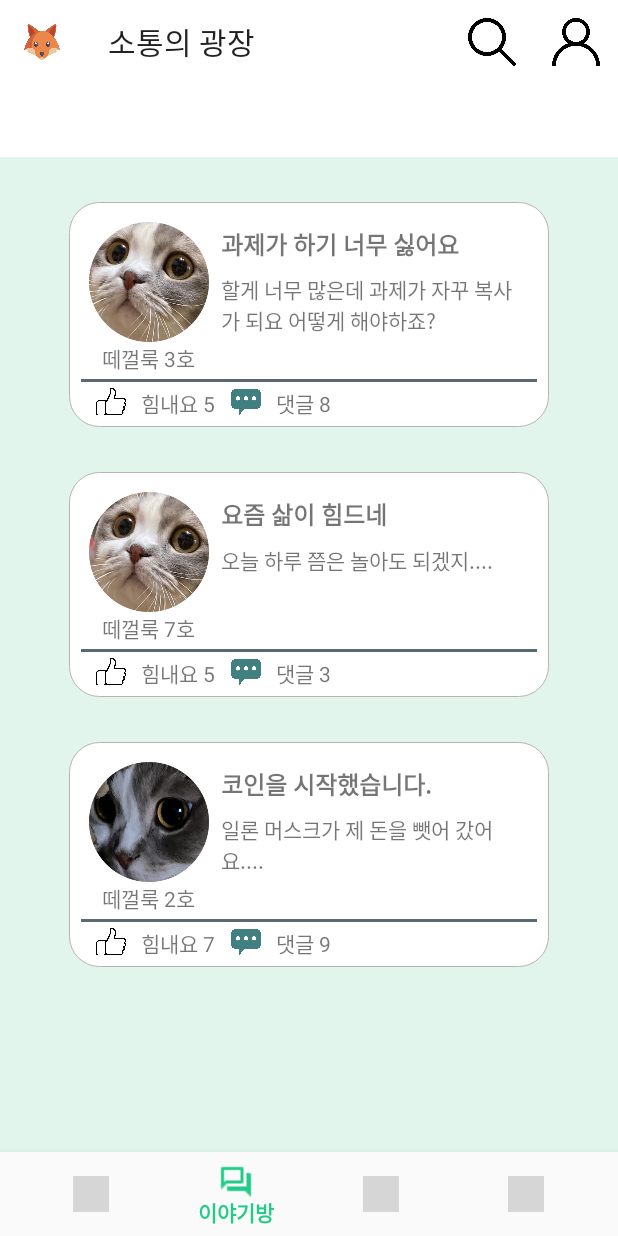
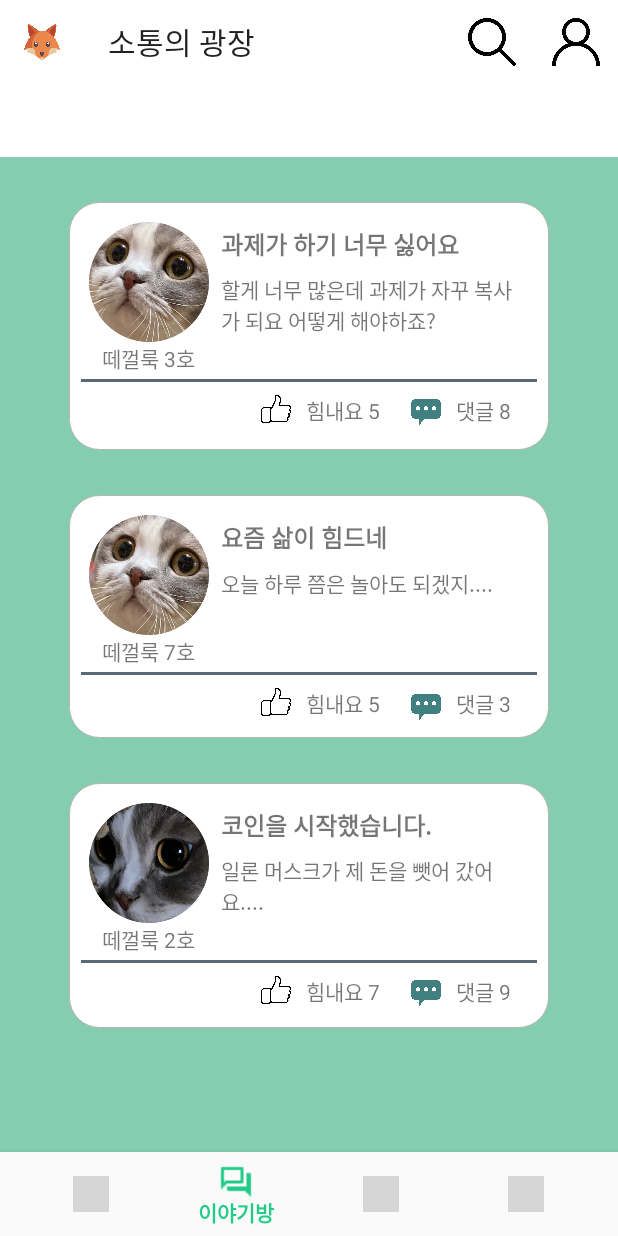
Before and after one commit to anmyeondo/MindVaccine-Demo, an Android app: the screen it shows after launch (MainActivity), item 2 of the bottom bar chosen, on a phone screen of 412 x 824 dp. Run offline under Robolectric (Android 15) with nearby library versions, the phone set to English and light mode, and no system bars; grey boxes are pictures that could not be loaded.

Commit message:
Chatting UI update

```diff
--- a/app/src/main/res/layout/fragment_chatting.xml
+++ b/app/src/main/res/layout/fragment_chatting.xml
@@ -31,14 +31,14 @@
         android:id="@+id/main"
         android:layout_width="match_parent"
         android:layout_height="675dp"
-        android:background="#63B4E4D1"
+        android:background="#85CDB0"
         android:orientation="vertical"
         app:layout_constraintTop_toTopOf="parent">
 
         <FrameLayout
             android:id="@+id/feed1"
             android:layout_width="320dp"
-            android:layout_height="150dp"
+            android:layout_height="165dp"
             android:layout_gravity="center"
             android:layout_marginTop="30dp"
             android:background="@layout/chatting_feed"
@@ -87,29 +87,29 @@
             <ImageView
                 android:layout_width="20dp"
                 android:layout_height="20dp"
-                android:layout_marginLeft="10dp"
-                android:layout_marginTop="115dp"
+                android:layout_marginLeft="120dp"
+                android:layout_marginTop="120dp"
                 app:srcCompat="@drawable/like" />
 
             <TextView
                 android:layout_width="wrap_content"
                 android:layout_height="wrap_content"
-                android:layout_marginLeft="40dp"
-                android:layout_marginTop="115dp"
+                android:layout_marginLeft="150dp"
+                android:layout_marginTop="120dp"
                 android:text="힘내요 5" />
 
             <ImageView
                 android:layout_width="20dp"
                 android:layout_height="20dp"
-                android:layout_marginLeft="100dp"
-                android:layout_marginTop="115dp"
+                android:layout_marginLeft="220dp"
+                android:layout_marginTop="122dp"
                 app:srcCompat="@drawable/sb2" />
 
             <TextView
                 android:layout_width="wrap_content"
                 android:layout_height="wrap_content"
-                android:layout_marginLeft="130dp"
-                android:layout_marginTop="115dp"
+                android:layout_marginLeft="250dp"
+                android:layout_marginTop="120dp"
                 android:text="댓글 8" />
 
         </FrameLayout>
@@ -117,7 +117,7 @@
         <FrameLayout
             android:id="@+id/feed2"
             android:layout_width="320dp"
-            android:layout_height="150dp"
+            android:layout_height="162dp"
             android:layout_gravity="center"
             android:layout_marginTop="30dp"
             android:background="@layout/chatting_feed"
@@ -165,29 +165,29 @@
             <ImageView
                 android:layout_width="20dp"
                 android:layout_height="20dp"
-                android:layout_marginLeft="10dp"
-                android:layout_marginTop="115dp"
+                android:layout_marginLeft="120dp"
+                android:layout_marginTop="120dp"
                 app:srcCompat="@drawable/like" />
 
             <TextView
                 android:layout_width="wrap_content"
                 android:layout_height="wrap_content"
-                android:layout_marginLeft="40dp"
-                android:layout_marginTop="115dp"
+                android:layout_marginLeft="150dp"
+                android:layout_marginTop="120dp"
                 android:text="힘내요 5" />
 
             <ImageView
                 android:layout_width="20dp"
                 android:layout_height="20dp"
-                android:layout_marginLeft="100dp"
-                android:layout_marginTop="115dp"
+                android:layout_marginLeft="220dp"
+                android:layout_marginTop="123dp"
                 app:srcCompat="@drawable/sb2" />
 
             <TextView
                 android:layout_width="wrap_content"
                 android:layout_height="wrap_content"
-                android:layout_marginLeft="130dp"
-                android:layout_marginTop="115dp"
+                android:layout_marginLeft="250dp"
+                android:layout_marginTop="120dp"
                 android:text="댓글 3" />
 
         </FrameLayout>
@@ -195,7 +195,7 @@
         <FrameLayout
             android:id="@+id/feed3"
             android:layout_width="320dp"
-            android:layout_height="150dp"
+            android:layout_height="163dp"
             android:layout_gravity="center"
             android:layout_marginTop="30dp"
             android:background="@layout/chatting_feed"
@@ -243,29 +243,29 @@
             <ImageView
                 android:layout_width="20dp"
                 android:layout_height="20dp"
-                android:layout_marginLeft="10dp"
-                android:layout_marginTop="115dp"
+                android:layout_marginLeft="120dp"
+                android:layout_marginTop="120dp"
                 app:srcCompat="@drawable/like" />
 
             <TextView
                 android:layout_width="wrap_content"
                 android:layout_height="wrap_content"
-                android:layout_marginLeft="40dp"
-                android:layout_marginTop="115dp"
+                android:layout_marginLeft="150dp"
+                android:layout_marginTop="120dp"
                 android:text="힘내요 7" />
 
             <ImageView
                 android:layout_width="20dp"
                 android:layout_height="20dp"
-                android:layout_marginLeft="100dp"
-                android:layout_marginTop="115dp"
+                android:layout_marginLeft="220dp"
+                android:layout_marginTop="122dp"
                 app:srcCompat="@drawable/sb2" />
 
             <TextView
                 android:layout_width="wrap_content"
                 android:layout_height="wrap_content"
-                android:layout_marginLeft="130dp"
-                android:layout_marginTop="115dp"
+                android:layout_marginLeft="250dp"
+                android:layout_marginTop="120dp"
                 android:text="댓글 9" />
         </FrameLayout>
     </LinearLayout>
```
